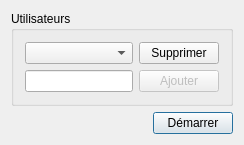
Before: the Qt Designer form src/usersdialog.ui in oktal/bodeasy, drawn with Qt 5.
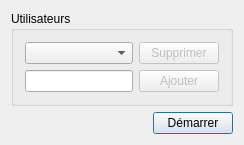
After: the same form once the commit is applied. Icons and pictures are not drawn.

Commit message: Add SqlHelper namespace and rework main/usersdialog before showing the main window.

Diff of the .ui file:
```diff
--- a/src/usersdialog.ui
+++ b/src/usersdialog.ui
@@ -6,8 +6,8 @@
    <rect>
     <x>0</x>
     <y>0</y>
-    <width>284</width>
-    <height>134</height>
+    <width>282</width>
+    <height>132</height>
    </rect>
   </property>
   <property name="focusPolicy">
@@ -38,6 +38,9 @@
       </item>
       <item row="0" column="1">
        <widget class="QPushButton" name="btnDelete">
+        <property name="enabled">
+         <bool>false</bool>
+        </property>
         <property name="text">
          <string>Supprimer</string>
         </property>
```
Left out of the diff: 35 changed lines with no effect on the pictures. The commit also changes 13 other files.
